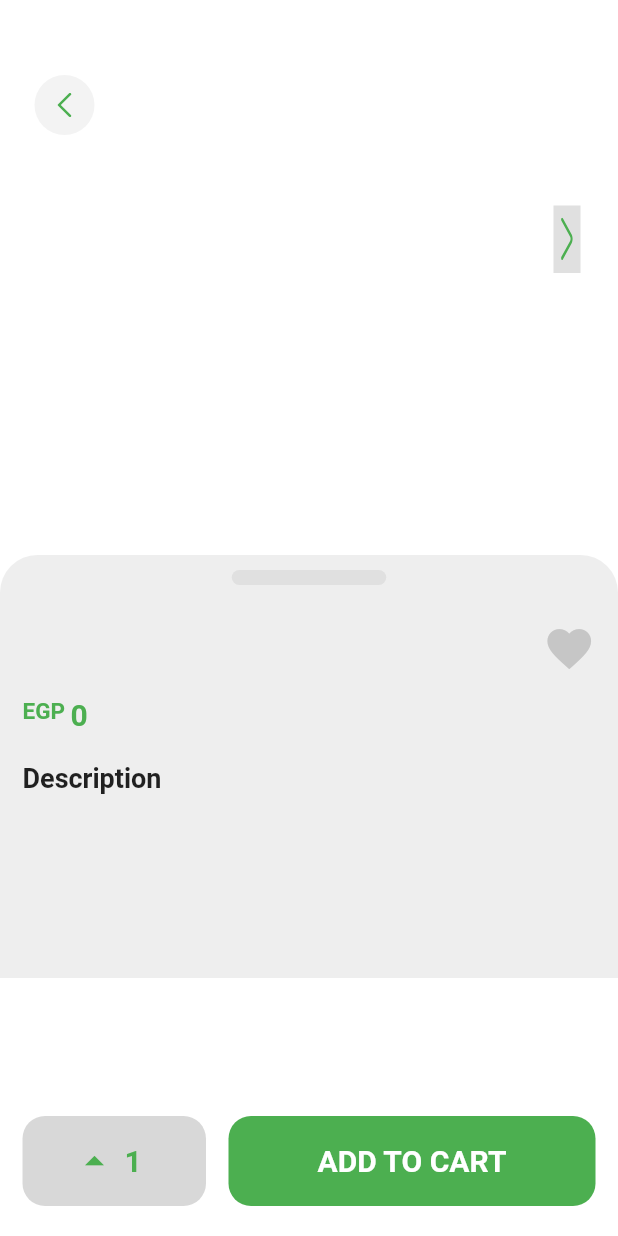
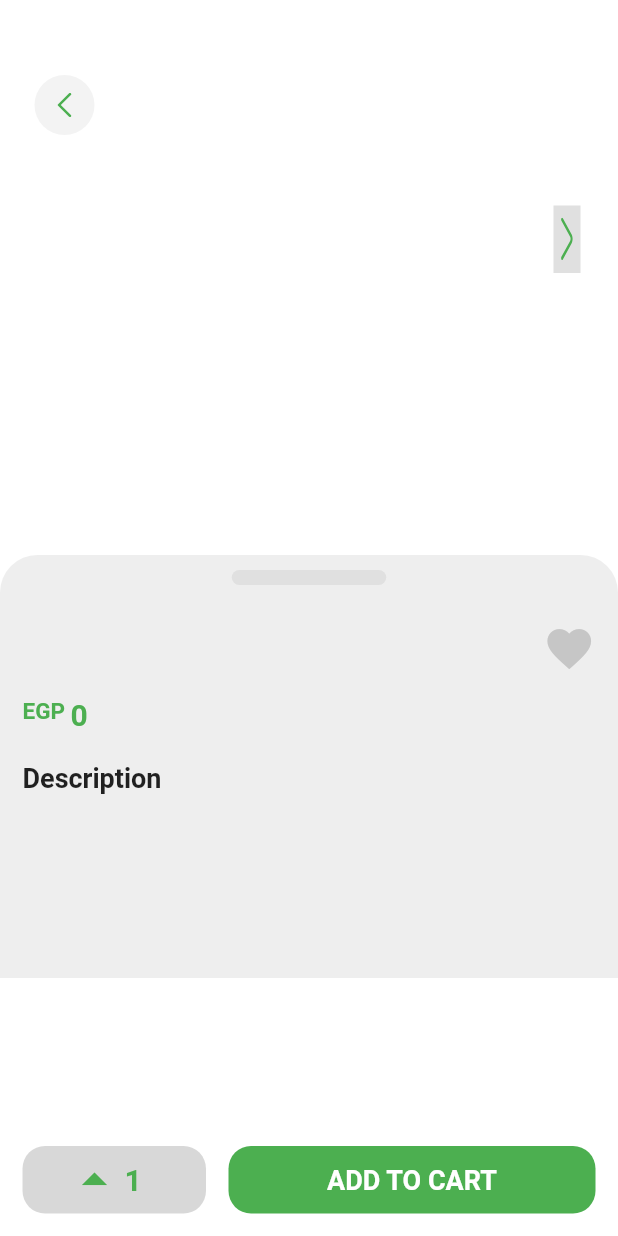
Before and after one commit to MansourTarekMansour/Ecommerce_application, a Flutter app: the ProductDetailsScreen screen opened directly with empty values, on a phone screen of 412 x 824 dp. Run offline on Flutter 3.47's test engine with Material 2 defaults, Android fonts, the phone set to English and light mode, and no system bars; our stand-ins replace bloc, cached_network_image, carousel_slider, conditional_builder_null_safety, dio, firebase_auth and 8 more; missing offline and left inert: onboarding; accounts and stored records are empty; network calls fail; Roboto replaces fonts that are missing (Tajawal).

Commit message:
product details & appbar color

```diff
--- a/lib/config/themes/app_themes.dart
+++ b/lib/config/themes/app_themes.dart
@@ -1,8 +1,13 @@
 import 'package:flutter/material.dart';
+import 'package:flutter/services.dart';
 import 'package:man_shop_app/core/utils/app_colors.dart';
 
 ThemeData appTheme(){
   return ThemeData(
     primaryColor: AppColors.mainColor,
+    appBarTheme: const AppBarTheme(
+      //systemOverlayStyle: SystemUiOverlayStyle.dark,
+      brightness: Brightness.dark,
+    )
   );
 }
--- a/lib/presentation/home/widgets/banner_widget.dart
+++ b/lib/presentation/home/widgets/banner_widget.dart
@@ -4,7 +4,6 @@ import 'package:flutter_bloc/flutter_bloc.dart';
 import 'package:man_shop_app/core/utils/app_colors.dart';
 import 'package:man_shop_app/presentation/home/bloc/home_cubit.dart';
 import 'package:man_shop_app/presentation/home/bloc/home_states.dart';
-import 'package:man_shop_app/shared/styles/color.dart';
 
 class BannerWidget extends StatelessWidget {
   const BannerWidget({Key? key}) : super(key: key);
--- a/lib/presentation/home/widgets/categories_bar.dart
+++ b/lib/presentation/home/widgets/categories_bar.dart
@@ -1,5 +1,3 @@
-import 'dart:developer';
-
 import 'package:flutter/material.dart';
 import 'package:flutter_bloc/flutter_bloc.dart';
 import 'package:flutter_svg/flutter_svg.dart';
@@ -36,7 +34,6 @@ class CategoriesBar extends StatelessWidget {
               itemCount: 5,
               padding: const EdgeInsets.only(left: 15.0, right: 15.0),
               itemBuilder: (context, index) {
-                log(homeCubit.categoriesBarData['images']![index]);
                 return Column(
                   crossAxisAlignment: CrossAxisAlignment.center,
                   children: [
--- a/lib/presentation/product_details/screens/product_details_screen.dart
+++ b/lib/presentation/product_details/screens/product_details_screen.dart
@@ -1,5 +1,3 @@
-import 'dart:developer';
-
 import 'package:flutter/material.dart';
 import 'package:flutter/rendering.dart';
 import 'package:flutter_bloc/flutter_bloc.dart';
@@ -17,7 +15,6 @@ class ProductDetailsScreen extends StatelessWidget {
   @override
   Widget build(BuildContext context) {
     final product = ModalRoute.of(context)!.settings.arguments! as Products;
-    log(product.images.toString());
     return BlocBuilder<ProductDetailsCubit, ProductDetailsState>(
       builder: (context, state) {
         final productDetailsCubit =
@@ -27,7 +24,6 @@ class ProductDetailsScreen extends StatelessWidget {
           body: NotificationListener<ScrollNotification>(
             onNotification: (scrollNotification) {
               if (scrollNotification.metrics.axisDirection == AxisDirection.down || scrollNotification.metrics.axisDirection == AxisDirection.up){
-                log(scrollNotification.metrics.pixels.toString());
                 productDetailsCubit.changeImgSliderVisibility(
                     scrollNotification.metrics.pixels.toDouble());
               }
--- a/lib/presentation/product_details/widgets/add_to_cart_button.dart
+++ b/lib/presentation/product_details/widgets/add_to_cart_button.dart
@@ -12,10 +12,10 @@ class AddToCartButton extends StatelessWidget {
     final productDetailsCubit =
     BlocProvider.of<ProductDetailsCubit>(context);
     return Container(
-      height: 90,
+      height: 70,
       color: Colors.white,
       child: Padding(
-        padding: const EdgeInsets.symmetric(horizontal: 15.0).copyWith(top: 10),
+        padding: const EdgeInsets.symmetric(horizontal: 15.0).copyWith(bottom: 10, top: 10),
         child: Row(
           crossAxisAlignment: CrossAxisAlignment.start,
           children: [
@@ -23,7 +23,7 @@ class AddToCartButton extends StatelessWidget {
               flex: 1,
               child: Container(
                 width: MediaQuery.of(context).size.width * 0.3,
-                height: 60,
+                height: 45,
                 decoration: BoxDecoration(
                   color: Colors.grey.withOpacity(0.4),
                   borderRadius:
@@ -37,11 +37,11 @@ class AddToCartButton extends StatelessWidget {
                       Icon(
                         Icons.arrow_drop_up,
                         color: AppColors.mainColor,
-                        size: 30,
+                        size: 40,
                       ),
-                      const SizedBox(width: 5),
+                      const SizedBox(width: 0),
                       Padding(
-                        padding: const EdgeInsets.only(right: 10.0),
+                        padding: const EdgeInsets.only(right: 15.0),
                         child: Text(
                           productDetailsCubit.popupMenuValue.toString(),
                           style: TextStyle(
@@ -130,14 +130,16 @@ class AddToCartButton extends StatelessWidget {
             const SizedBox(width: 15),
             Flexible(
               flex: 2,
+              child: SizedBox(
+                height: 45,
                 child: CustomButton(
                   text: 'ADD TO CART',
                   onPressed: () {},
-                height: 60,
-                fontSize: 20,
+                  fontSize: 18,
                   fontWeight: FontWeight.bold,
                   width: MediaQuery.of(context).size.width * 0.6,
                   buttonColor: AppColors.mainColor,
+                ),
               ),
             )
           ],
```
Also changed, not shown: lib/app.dart (+28 -10 lines), lib/presentation/bottom_navigation_bar/screens/Bottom_nav_bar_screen.dart (+1 -6 lines), lib/presentation/product_details/widgets/photo_slider.dart (+3 -6 lines), assets/images/almansoury.png (added), assets/images/almansoury_text.png (added). Lines whose indentation alone changed are shown as unchanged.
